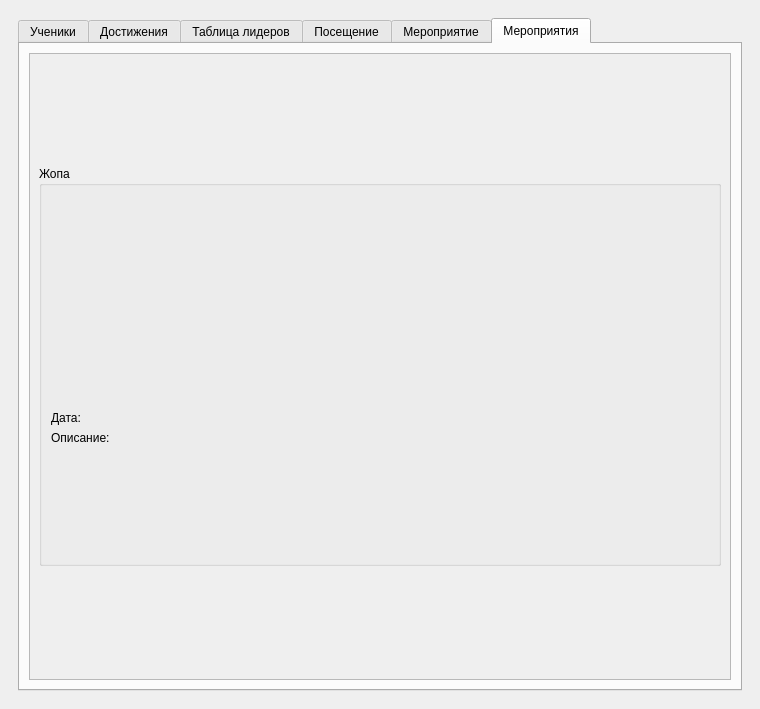
Before: the Qt Designer form main_ui_proba.ui in Dimarom4/SmartQube, drawn with Qt 5.
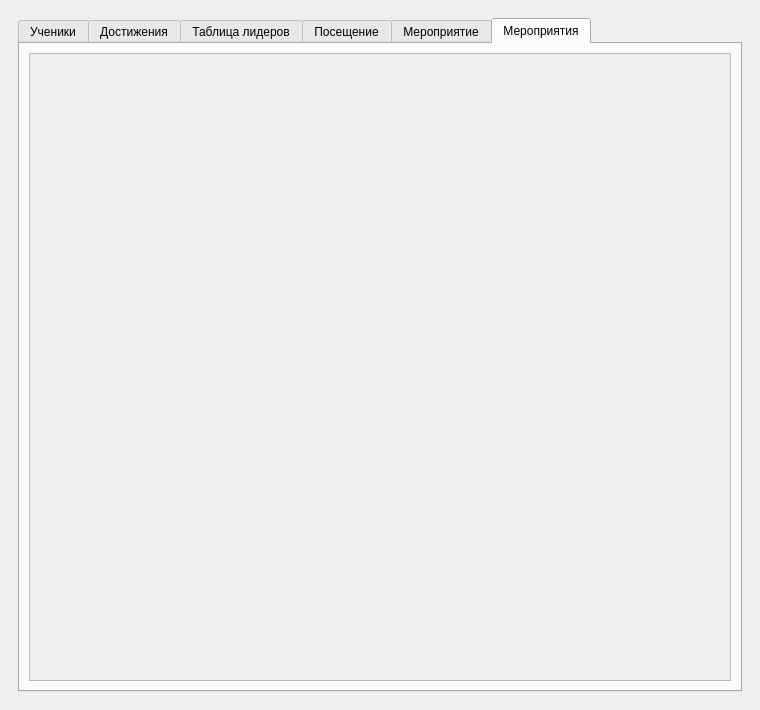
After: the same form once the commit is applied. Icons and pictures are not drawn.

```diff
--- a/main_ui_proba.ui
+++ b/main_ui_proba.ui
@@ -7,15 +7,21 @@
     <x>0</x>
     <y>0</y>
     <width>760</width>
-    <height>709</height>
+    <height>710</height>
    </rect>
   </property>
   <property name="sizePolicy">
-   <sizepolicy hsizetype="MinimumExpanding" vsizetype="MinimumExpanding">
+   <sizepolicy hsizetype="Fixed" vsizetype="Fixed">
     <horstretch>0</horstretch>
     <verstretch>0</verstretch>
    </sizepolicy>
   </property>
+  <property name="minimumSize">
+   <size>
+    <width>0</width>
+    <height>0</height>
+   </size>
+  </property>
   <property name="windowTitle">
    <string>Smart Qube</string>
   </property>
@@ -47,7 +53,7 @@
          <x>0</x>
          <y>0</y>
          <width>742</width>
-         <height>691</height>
+         <height>692</height>
         </rect>
        </property>
        <layout class="QHBoxLayout" name="horizontalLayout_6">
@@ -956,119 +962,10 @@
                  <x>0</x>
                  <y>0</y>
                  <width>698</width>
-                 <height>627</height>
+                 <height>628</height>
                 </rect>
                </property>
-               <layout class="QGridLayout" name="gridLayout_8">
-                <item row="0" column="0">
-                 <widget class="QGroupBox" name="groupBox">
-                  <property name="enabled">
-                   <bool>true</bool>
-                  </property>
-                  <property name="sizePolicy">
-                   <sizepolicy hsizetype="MinimumExpanding" vsizetype="Fixed">
-                    <horstretch>0</horstretch>
-                    <verstretch>0</verstretch>
-                   </sizepolicy>
-                  </property>
-                  <property name="minimumSize">
-                   <size>
-                    <width>230</width>
-                    <height>400</height>
-                   </size>
-                  </property>
-                  <property name="sizeIncrement">
-                   <size>
-                    <width>0</width>
-                    <height>0</height>
-                   </size>
-                  </property>
-                  <property name="baseSize">
-                   <size>
-                    <width>0</width>
-                    <height>0</height>
-                   </size>
-                  </property>
-                  <property name="title">
-                   <string>Жопа</string>
-                  </property>
-                  <layout class="QGridLayout" name="gridLayout_9">
-                   <item row="2" column="0">
-                    <widget class="QLabel" name="label_8">
-                     <property name="sizePolicy">
-                      <sizepolicy hsizetype="MinimumExpanding" vsizetype="Ignored">
-                       <horstretch>0</horstretch>
-                       <verstretch>0</verstretch>
-                      </sizepolicy>
-                     </property>
-                     <property name="baseSize">
-                      <size>
-                       <width>0</width>
-                       <height>0</height>
-                      </size>
-                     </property>
-                     <property name="text">
-                      <string>Описание:</string>
-                     </property>
-                     <property name="textFormat">
-                      <enum>Qt::AutoText</enum>
-                     </property>
-                     <property name="alignment">
-                      <set>Qt::AlignLeading|Qt::AlignLeft|Qt::AlignTop</set>
-                     </property>
-                     <property name="wordWrap">
-                      <bool>true</bool>
-                     </property>
-                    </widget>
-                   </item>
-                   <item row="0" column="0">
-                    <widget class="QLabel" name="label_7">
-                     <property name="sizePolicy">
-                      <sizepolicy hsizetype="Ignored" vsizetype="Expanding">
-                       <horstretch>0</horstretch>
-                       <verstretch>0</verstretch>
-                      </sizepolicy>
-                     </property>
-                     <property name="minimumSize">
-                      <size>
-                       <width>0</width>
-                       <height>0</height>
-                      </size>
-                     </property>
-                     <property name="maximumSize">
-                      <size>
-                       <width>210</width>
-                       <height>210</height>
-                      </size>
-                     </property>
-                     <property name="text">
-                      <string/>
-                     </property>
-                     <property name="pixmap">
-                      <pixmap>logo.png</pixmap>
-                     </property>
-                     <property name="scaledContents">
-                      <bool>true</bool>
-                     </property>
-                    </widget>
-                   </item>
-                   <item row="1" column="0">
-                    <widget class="QLabel" name="label_6">
-                     <property name="sizePolicy">
-                      <sizepolicy hsizetype="Minimum" vsizetype="Maximum">
-                       <horstretch>0</horstretch>
-                       <verstretch>0</verstretch>
-                      </sizepolicy>
-                     </property>
-                     <property name="text">
-                      <string>Дата:</string>
-                     </property>
-                    </widget>
-                   </item>
-                  </layout>
-                 </widget>
-                </item>
-               </layout>
+               <layout class="QGridLayout" name="gridLayout_8"/>
               </widget>
              </widget>
             </item>
```
